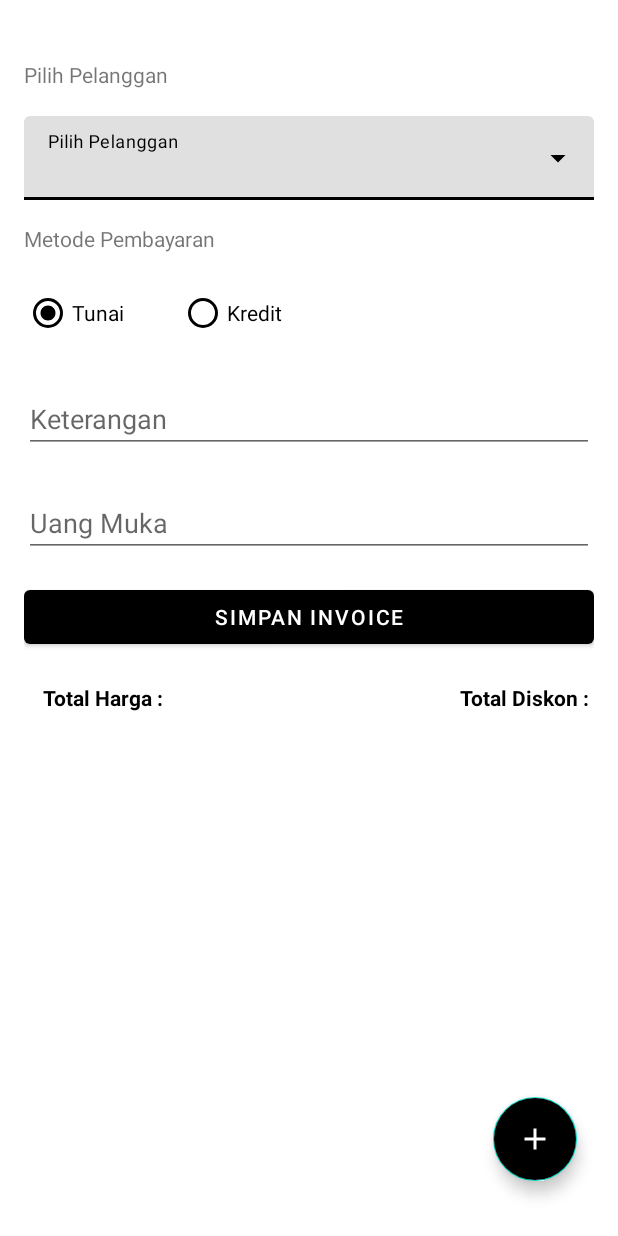
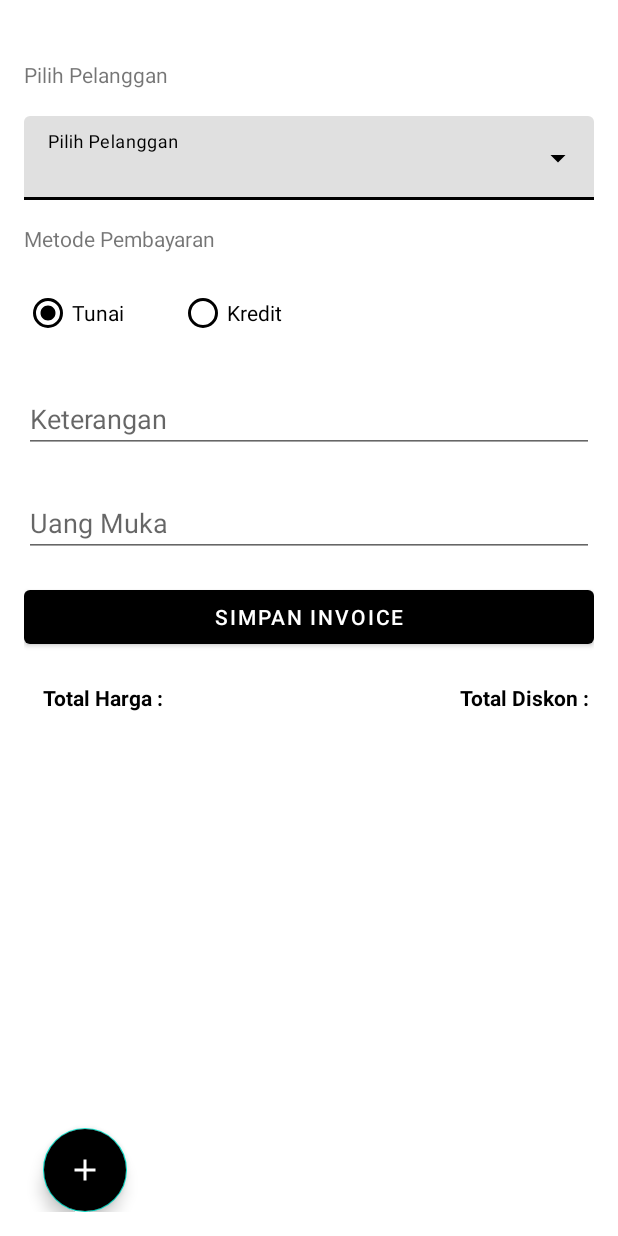
Before and after one commit to bayufebriyonoputra/taremakmur-mobile, an Android app: the layout activity_add_invoice.xml on its own in the app's theme, with its tools: preview values and no code run, on a phone screen of 412 x 824 dp. Run offline under Robolectric (Android 15) with nearby library versions, the phone set to English and light mode, and no system bars.

```diff
--- a/app/src/main/java/site/encryptdev/taremakmur/data/OrderBarangRepository.kt
+++ b/app/src/main/java/site/encryptdev/taremakmur/data/OrderBarangRepository.kt
@@ -38,6 +38,8 @@ class OrderBarangRepository(
     fun getTotalDiskon(): Int = orderBarangDao.getTotalDiskon()
     fun deleteAll() = orderBarangDao.deleteAll()
 
+    fun deleteById(id: Int) = orderBarangDao.deleteById(id)
+
     fun getBarang(token: String):LiveData<List<BarangResponseItem>>{
 
         var list = MutableLiveData<List<BarangResponseItem>>()
--- a/app/src/main/java/site/encryptdev/taremakmur/data/local/room/BarangsDatabase.kt
+++ b/app/src/main/java/site/encryptdev/taremakmur/data/local/room/BarangsDatabase.kt
@@ -5,9 +5,10 @@ import androidx.room.Database
 import androidx.room.Room
 import androidx.room.RoomDatabase
 import site.encryptdev.taremakmur.data.local.entity.BarangEntity
+import site.encryptdev.taremakmur.data.local.entity.CustomerEntity
 import site.encryptdev.taremakmur.data.local.entity.OrderBarangEntity
 
-@Database(entities = [BarangEntity::class, OrderBarangEntity::class], version = 4, exportSchema = false)
+@Database(entities = [BarangEntity::class, OrderBarangEntity::class, CustomerEntity::class], version = 5, exportSchema = false)
 abstract class BarangsDatabase: RoomDatabase() {
     abstract fun barangsDao(): BarangsDao
     abstract fun orderBarangDao() : OrderBarangDao
--- a/app/src/main/java/site/encryptdev/taremakmur/data/local/room/OrderBarangDao.kt
+++ b/app/src/main/java/site/encryptdev/taremakmur/data/local/room/OrderBarangDao.kt
@@ -16,6 +16,9 @@ interface OrderBarangDao {
     @Query("DELETE FROM order_barang")
     fun deleteAll()
 
+    @Query("DELETE FROM order_barang WHERE id = :id")
+    fun deleteById(id: Int)
+
     @Insert(onConflict = OnConflictStrategy.IGNORE)
     fun insertOrder(order: OrderBarangEntity)
 
--- a/app/src/main/java/site/encryptdev/taremakmur/ui/invoice/addBarang/OrderBarangViewModel.kt
+++ b/app/src/main/java/site/encryptdev/taremakmur/ui/invoice/addBarang/OrderBarangViewModel.kt
@@ -22,6 +22,8 @@ class OrderBarangViewModel(private val orderRepository: OrderBarangRepository):
     fun insertOrder(order: OrderBarangEntity) = orderRepository.insertOrder(order)
     fun getBarang(token: String) = orderRepository.getBarang(token)
     fun deleteAllOrder() = orderRepository.deleteAll()
+
+    fun deleteOrderById(id: Int) = orderRepository.deleteById(id)
 
     fun getTotalHarga(): Int = orderRepository.getTotalHarga()
     fun getTotalDiskon(): Int = orderRepository.getTotalDiskon()
--- a/app/src/main/res/layout/activity_add_invoice.xml
+++ b/app/src/main/res/layout/activity_add_invoice.xml
@@ -143,6 +143,15 @@
         app:layout_constraintStart_toStartOf="parent"
         app:layout_constraintTop_toBottomOf="@+id/button" />
 
+    <androidx.recyclerview.widget.RecyclerView
+        android:id="@+id/rvOrder"
+        android:layout_width="0dp"
+        android:layout_height="wrap_content"
+        android:layout_marginTop="50dp"
+        app:layout_constraintEnd_toEndOf="parent"
+        app:layout_constraintStart_toStartOf="parent"
+        app:layout_constraintTop_toBottomOf="@+id/button" />
+
     <com.google.android.material.floatingactionbutton.FloatingActionButton
         android:id="@+id/fab_add_product"
         android:layout_width="wrap_content"
@@ -151,10 +160,10 @@
         android:clickable="true"
         app:layout_constraintBottom_toBottomOf="parent"
         app:layout_constraintEnd_toEndOf="parent"
-        app:layout_constraintHorizontal_bias="0.965"
+        app:layout_constraintHorizontal_bias="0.04"
         app:layout_constraintStart_toStartOf="parent"
         app:layout_constraintTop_toTopOf="parent"
-        app:layout_constraintVertical_bias="0.972"
+        app:layout_constraintVertical_bias="1.0"
         app:srcCompat="@drawable/ic_add"
         app:tint="@color/white" />
 </androidx.constraintlayout.widget.ConstraintLayout>
```
Also changed, not shown: app/src/main/java/site/encryptdev/taremakmur/data/local/room/OrderBarangDatabase.kt (deleted, +0 -8 lines), app/src/main/java/site/encryptdev/taremakmur/ui/invoice/addInvoice/AddInvoiceActivity.kt (+62 -9 lines).
